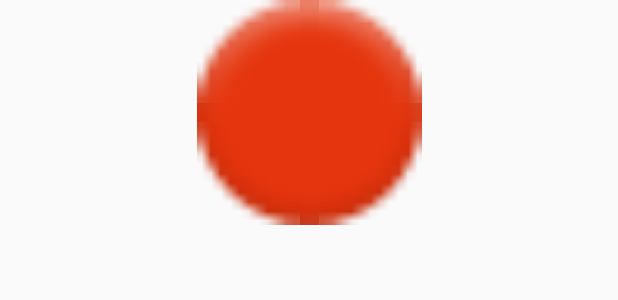
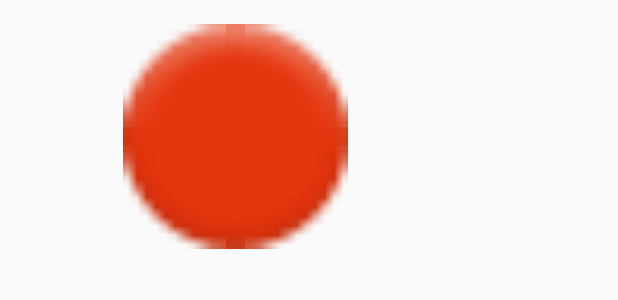
Before and after one commit to xiaomaguoguo/TVGather, an Android app: the layout constraint_layout.xml on its own in the app's theme, with its tools: preview values and no code run, on a phone screen of 412 x 824 dp. Shown: the top 300 px of the screen. Run offline under Robolectric (Android 15) with nearby library versions, the phone set to English and light mode, and no system bars.

Commit message:
添加IntentService测试 ，添加ConstraintLayout布局测试

```diff
--- a/TVGather/app/src/main/AndroidManifest.xml
+++ b/TVGather/app/src/main/AndroidManifest.xml
@@ -28,8 +28,7 @@
         android:theme="@style/Theme.Leanback">
         <activity
             android:name="activity.MainActivity"
-            android:label="@string/app_name"
-            android:screenOrientation="landscape">
+            android:label="@string/app_name">
             <intent-filter>
                 <action android:name="android.intent.action.MAIN" />
                 <category android:name="android.intent.category.LAUNCHER" />
--- a/TVGather/app/src/main/res/layout/constraint_layout.xml
+++ b/TVGather/app/src/main/res/layout/constraint_layout.xml
@@ -10,9 +10,11 @@
         android:layout_width="150dp"
         android:layout_height="150dp"
         android:src="@android:drawable/ic_notification_overlay"
-        tools:layout_editor_absoluteY="16dp"
         android:layout_marginLeft="8dp"
         app:layout_constraintLeft_toLeftOf="parent"
         android:layout_marginRight="8dp"
-        app:layout_constraintRight_toRightOf="parent" />
+        app:layout_constraintRight_toRightOf="parent"
+        app:layout_constraintTop_toTopOf="parent"
+        android:layout_marginTop="16dp"
+        app:layout_constraintHorizontal_bias="0.3" />
 </android.support.constraint.ConstraintLayout>
```
